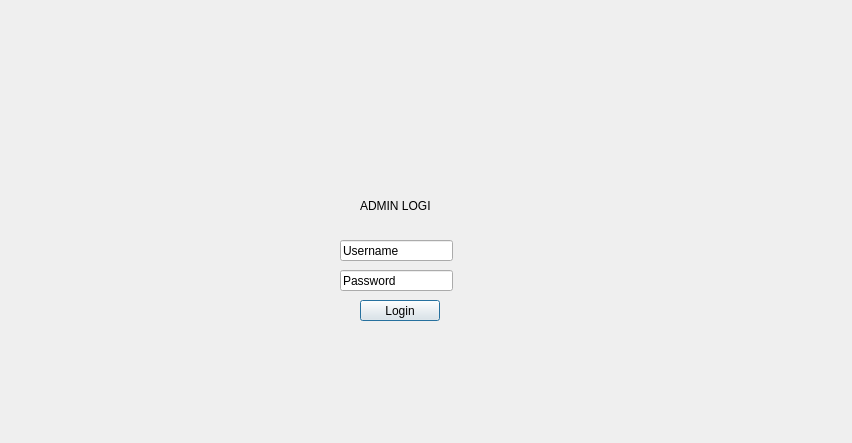
Before: the Qt Designer form admin.ui in raaamonnn/CS1D-European-Vacation-Project, drawn with Qt 5.
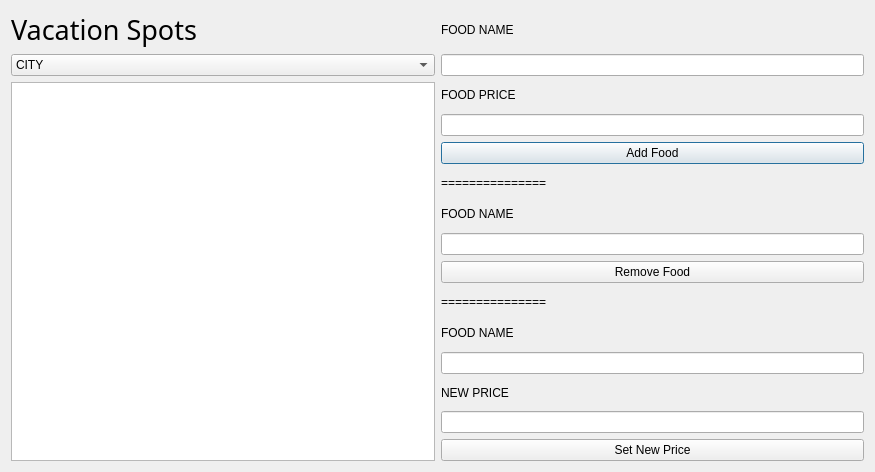
After: the same form once the commit is applied.

Patch:
```diff
--- a/admin.ui
+++ b/admin.ui
@@ -6,74 +6,190 @@
    <rect>
     <x>0</x>
     <y>0</y>
-    <width>852</width>
-    <height>443</height>
+    <width>875</width>
+    <height>472</height>
    </rect>
   </property>
   <property name="windowTitle">
    <string>Dialog</string>
   </property>
-  <widget class="QLineEdit" name="username">
-   <property name="geometry">
-    <rect>
-     <x>340</x>
-     <y>240</y>
-     <width>113</width>
-     <height>21</height>
-    </rect>
-   </property>
-   <property name="inputMask">
-    <string>Username</string>
-   </property>
-   <property name="text">
-    <string>Username</string>
-   </property>
-  </widget>
-  <widget class="QLineEdit" name="password">
-   <property name="geometry">
-    <rect>
-     <x>340</x>
-     <y>270</y>
-     <width>113</width>
-     <height>21</height>
-    </rect>
-   </property>
-   <property name="inputMask">
-    <string/>
-   </property>
-   <property name="text">
-    <string>Password</string>
-   </property>
-   <property name="maxLength">
-    <number>32767</number>
-   </property>
-  </widget>
-  <widget class="QPushButton" name="login">
-   <property name="geometry">
-    <rect>
-     <x>360</x>
-     <y>300</y>
-     <width>80</width>
-     <height>21</height>
-    </rect>
-   </property>
-   <property name="text">
-    <string>Login</string>
-   </property>
-  </widget>
-  <widget class="QLabel" name="label">
-   <property name="geometry">
-    <rect>
-     <x>360</x>
-     <y>180</y>
-     <width>71</width>
-     <height>51</height>
-    </rect>
-   </property>
-   <property name="text">
-    <string>ADMIN LOGIN</string>
-   </property>
-  </widget>
+  <layout class="QGridLayout" name="gridLayout">
+   <item row="0" column="0">
+    <widget class="QLabel" name="label">
+     <property name="font">
+      <font>
+       <family>Niagara Engraved</family>
+       <pointsize>20</pointsize>
+      </font>
+     </property>
+     <property name="text">
+      <string>Vacation Spots</string>
+     </property>
+    </widget>
+   </item>
+   <item row="0" column="1">
+    <widget class="QLabel" name="label_2">
+     <property name="text">
+      <string>FOOD NAME</string>
+     </property>
+    </widget>
+   </item>
+   <item row="1" column="0">
+    <widget class="QComboBox" name="comboBox">
+     <item>
+      <property name="text">
+       <string>CITY</string>
+      </property>
+     </item>
+     <item>
+      <property name="text">
+       <string>Amsterdam</string>
+      </property>
+     </item>
+     <item>
+      <property name="text">
+       <string>Berlin</string>
+      </property>
+     </item>
+     <item>
+      <property name="text">
+       <string>Brussels</string>
+      </property>
+     </item>
+     <item>
+      <property name="text">
+       <string>Budapest</string>
+      </property>
+     </item>
+     <item>
+      <property name="text">
+       <string>Hamburg</string>
+      </property>
+     </item>
+     <item>
+      <property name="text">
+       <string>Lisbon</string>
+      </property>
+     </item>
+     <item>
+      <property name="text">
+       <string>London</string>
+      </property>
+     </item>
+     <item>
+      <property name="text">
+       <string>Madrid</string>
+      </property>
+     </item>
+     <item>
+      <property name="text">
+       <string>Paris</string>
+      </property>
+     </item>
+     <item>
+      <property name="text">
+       <string>Prague</string>
+      </property>
+     </item>
+     <item>
+      <property name="text">
+       <string>Rome</string>
+      </property>
+     </item>
+     <item>
+      <property name="text">
+       <string>Stockholm</string>
+      </property>
+     </item>
+     <item>
+      <property name="text">
+       <string>Vienna</string>
+      </property>
+     </item>
+    </widget>
+   </item>
+   <item row="1" column="1">
+    <widget class="QLineEdit" name="lineEdit"/>
+   </item>
+   <item row="2" column="0" rowspan="13">
+    <widget class="QTableView" name="tableView"/>
+   </item>
+   <item row="2" column="1">
+    <widget class="QLabel" name="label_3">
+     <property name="text">
+      <string>FOOD PRICE</string>
+     </property>
+    </widget>
+   </item>
+   <item row="3" column="1">
+    <widget class="QLineEdit" name="lineEdit_2"/>
+   </item>
+   <item row="4" column="1">
+    <widget class="QPushButton" name="pushButton">
+     <property name="text">
+      <string>Add Food</string>
+     </property>
+    </widget>
+   </item>
+   <item row="5" column="1">
+    <widget class="QLabel" name="label_4">
+     <property name="text">
+      <string>===============</string>
+     </property>
+    </widget>
+   </item>
+   <item row="6" column="1">
+    <widget class="QLabel" name="label_5">
+     <property name="text">
+      <string>FOOD NAME</string>
+     </property>
+    </widget>
+   </item>
+   <item row="7" column="1">
+    <widget class="QLineEdit" name="lineEdit_3"/>
+   </item>
+   <item row="8" column="1">
+    <widget class="QPushButton" name="pushButton_2">
+     <property name="text">
+      <string>Remove Food</string>
+     </property>
+    </widget>
+   </item>
+   <item row="9" column="1">
+    <widget class="QLabel" name="label_6">
+     <property name="text">
+      <string>===============</string>
+     </property>
+    </widget>
+   </item>
+   <item row="10" column="1">
+    <widget class="QLabel" name="label_7">
+     <property name="text">
+      <string>FOOD NAME</string>
+     </property>
+    </widget>
+   </item>
+   <item row="11" column="1">
+    <widget class="QLineEdit" name="lineEdit_4"/>
+   </item>
+   <item row="12" column="1">
+    <widget class="QLabel" name="label_8">
+     <property name="text">
+      <string>NEW PRICE</string>
+     </property>
+    </widget>
+   </item>
+   <item row="13" column="1">
+    <widget class="QLineEdit" name="lineEdit_5"/>
+   </item>
+   <item row="14" column="1">
+    <widget class="QPushButton" name="pushButton_3">
+     <property name="text">
+      <string>Set New Price</string>
+     </property>
+    </widget>
+   </item>
+  </layout>
  </widget>
  <resources/>
  <connections/>
```
